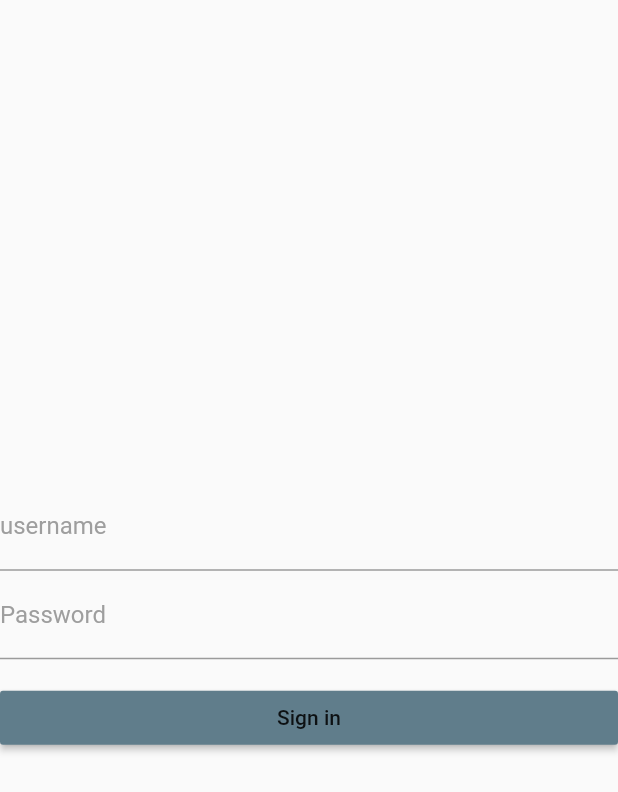
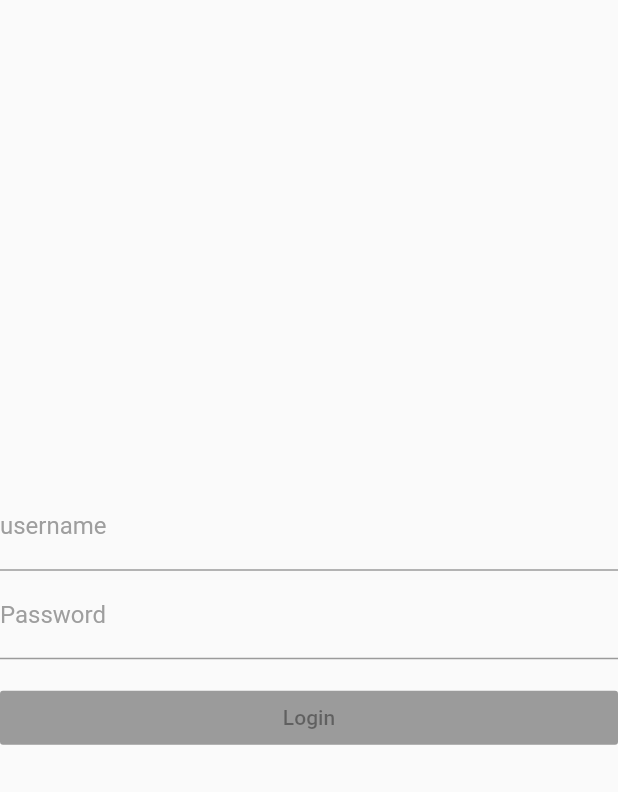
Before and after one commit to rLukes/student_manager, a Flutter app: the screen it shows after launch, on a phone screen of 412 x 824 dp. Shown: the top 792 px of the screen. Run offline on Flutter 3.47's test engine with Material 2 defaults, Android fonts, the phone set to English and light mode, and no system bars; our stand-ins replace rxdart.

Commit message:
added rxjs support

```diff
--- a/lib/src/blocs/app_bloc.dart
+++ b/lib/src/blocs/app_bloc.dart
@@ -1,10 +1,11 @@
 import 'dart:async';
+import 'package:rxdart/rxdart.dart';
 
 import 'package:student_manager/src/blocs/validators.dart';
 
 class AppBloc with Validators {
-  final _username = StreamController<String>();
-  final _password = StreamController<String>();
+  final _username = BehaviorSubject<String>();
+  final _password = BehaviorSubject<String>();
 
   Stream<String> get username => _username.stream.transform(validateUsername);
 
@@ -14,6 +15,10 @@ class AppBloc with Validators {
 
   Function(String) get changePassword => _password.sink.add;
 
+  Stream<bool> get submitValid =>
+      Observable.combineLatest2(username, password, (e, p) => true);
+
+
 
   dispose(){
     _username.close();
--- a/lib/src/screens/login_screen.dart
+++ b/lib/src/screens/login_screen.dart
@@ -15,7 +15,7 @@ class LoginScreen extends StatelessWidget {
         Container(
           margin: EdgeInsets.only(top: 15),
         ),
-        submitButton(),
+        submitButton(appBloc),
       ],
     );
   }
@@ -43,18 +43,20 @@ class LoginScreen extends StatelessWidget {
             decoration: InputDecoration(
                 labelText: "Password",
                 labelStyle: TextStyle(color: Colors.grey),
-            errorText: snapshot.error
-          ),
+                errorText: snapshot.error),
           );
-      }
-    );
+        });
   }
 
-  Widget submitButton() {
+  Widget submitButton(AppBloc appBloc) {
+    return StreamBuilder<Object>(
+        stream: appBloc.submitValid,
+        builder: (context, snapshot) {
           return RaisedButton(
-      child: Text("Sign in"),
+            child: Text("Login"),
             color: Colors.blueGrey,
-      onPressed: () {},
+            onPressed: snapshot.hasData ? () {} : null,
           );
+        });
   }
 }
--- a/pubspec.yaml
+++ b/pubspec.yaml
@@ -19,6 +19,7 @@ environment:
 dependencies:
   flutter:
     sdk: flutter
+  rxdart: ^0.22.3
 
   # The following adds the Cupertino Icons font to your application.
   # Use with the CupertinoIcons class for iOS style icons.
```
Also changed, not shown: pubspec.lock. Lines whose indentation alone changed are shown as unchanged.
